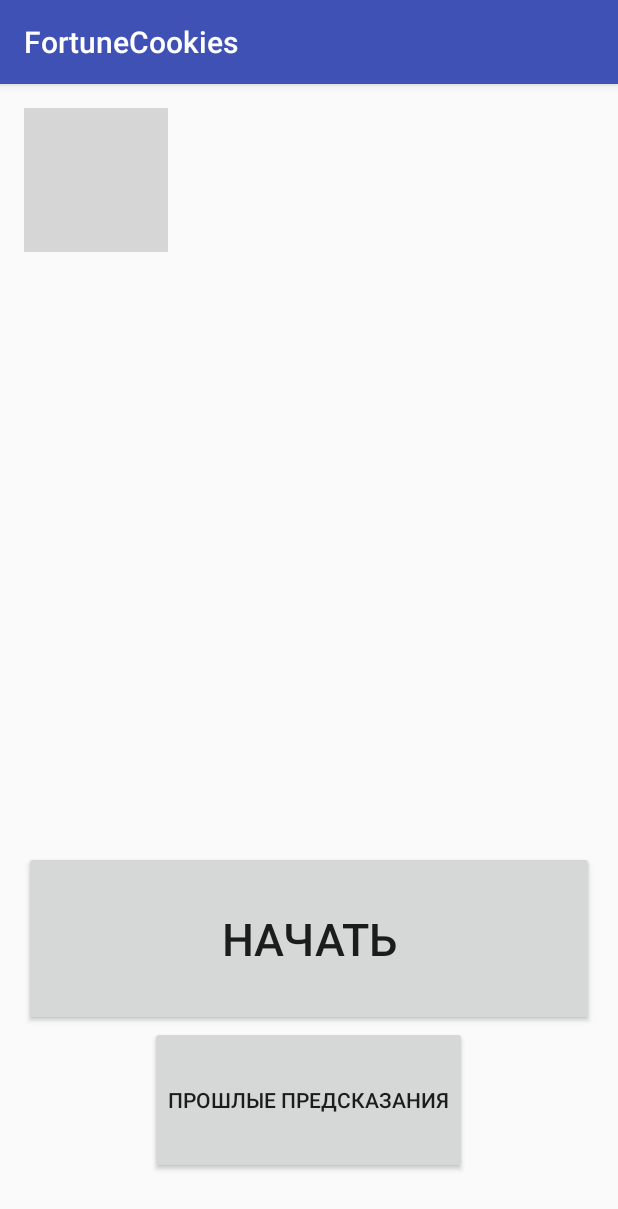
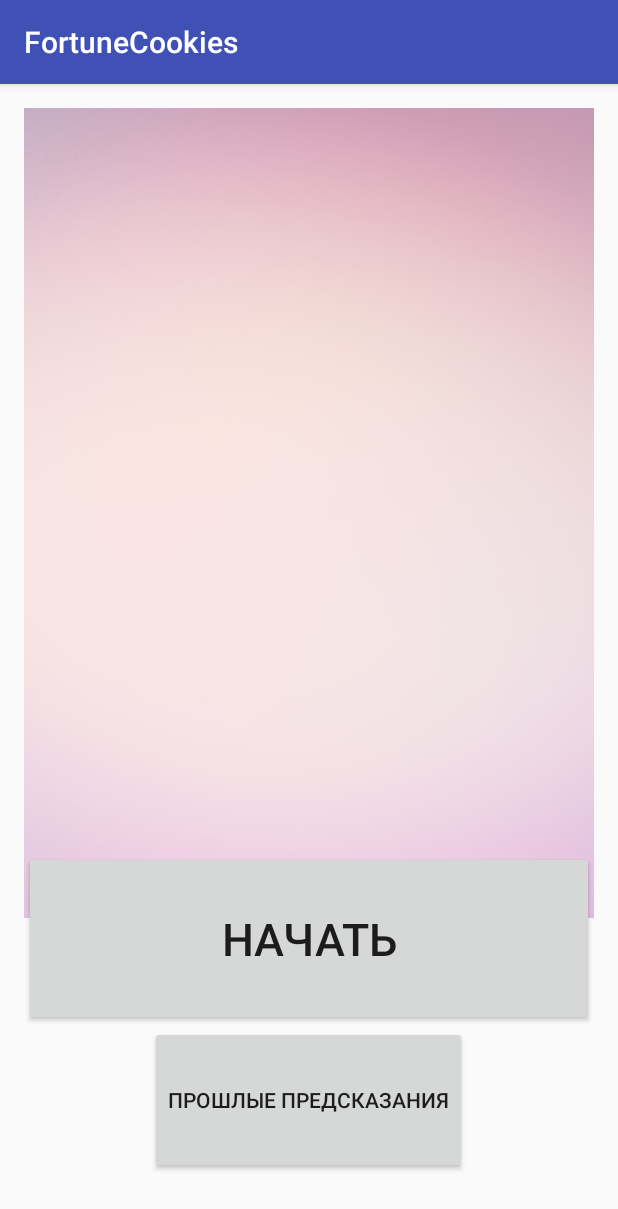
Before and after one commit to AppCampSiberia/FortuneCookies, an Android app: the screen it shows after launch (MainActivity), on a phone screen of 412 x 824 dp. Shown: the top 1209 px of the screen. Run offline under Robolectric (Android 15) with nearby library versions, the phone set to English and light mode, and no system bars; grey boxes are pictures that could not be loaded.

Commit message:
переименование печенек и какое-то г

```diff
--- a/app/src/main/res/layout/activity_flavor.xml
+++ b/app/src/main/res/layout/activity_flavor.xml
@@ -90,7 +90,7 @@
             android:layout_width="match_parent"
             android:layout_height="0dp"
             android:id="@+id/imageView2"
-            android:src="@drawable/FortuneCookies_2094"
+            android:src="@drawable/fortunecookies_2094"
             android:layout_weight="1" />
 
         <LinearLayout
--- a/app/src/main/res/layout/activity_main.xml
+++ b/app/src/main/res/layout/activity_main.xml
@@ -19,7 +19,7 @@
         android:layout_width="wrap_content"
         android:layout_height="wrap_content"
         android:id="@+id/imageView"
-        android:src="@drawable/rhbc"
+        android:src="@drawable/shokoladniy_pechen"
         android:scaleType="center" />
 
     <LinearLayout
```
Also changed, not shown: app/src/main/res/drawable-xhdpi/pecheeen.jpg (renamed from app/src/main/res/drawable-xhdpi/Chocolate_chip_cookies.jpg), app/src/main/res/drawable-xhdpi/pechen.png (renamed from app/src/main/res/drawable-xhdpi/mlp_oc_cookie_joe_cutiemark_by_philiptomkins-d6caqbg[1].png), app/src/main/res/drawable-xhdpi/shokoladniy_pechen.jpg (renamed from app/src/main/res/drawable-xhdpi/d258492c7e40993651c8bb6e248.jpg).
